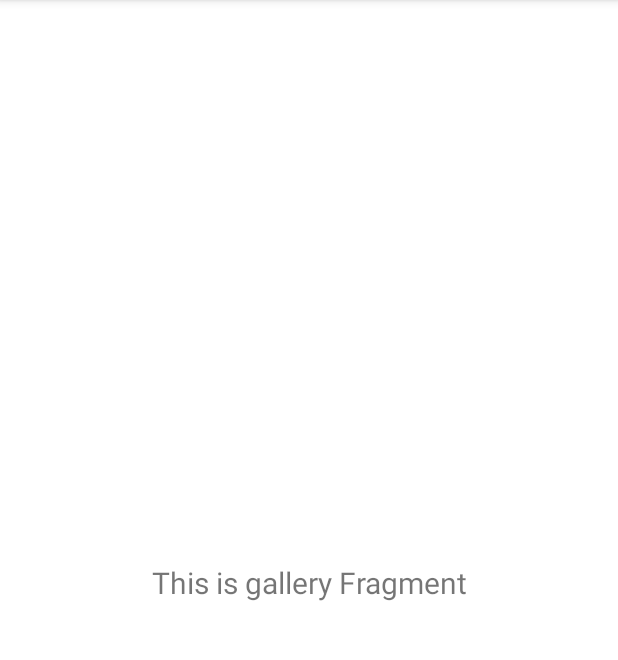
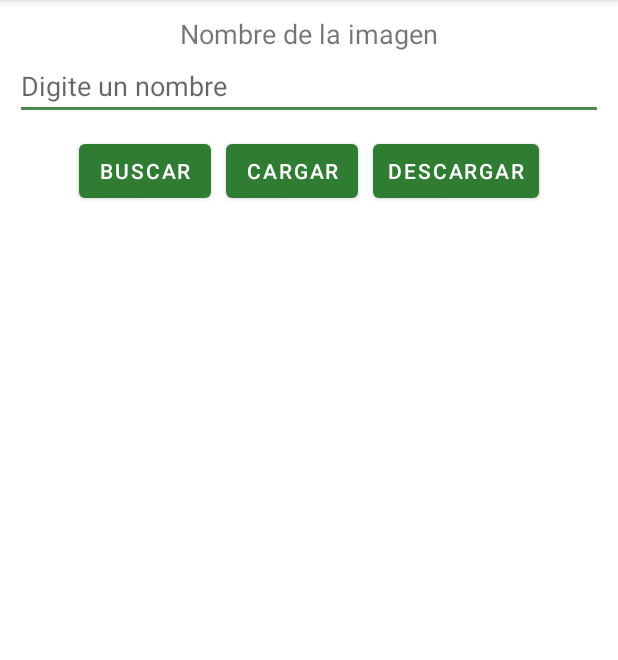
Before and after one commit to yeco96/hotelesMovil, an Android app: the fragment GalleryFragment shown on its own in the app's theme, on a phone screen of 412 x 824 dp, the part 84-744 px from its top. Run offline under Robolectric (Android 15) with nearby library versions, the phone set to English and light mode, and no system bars; our stand-ins replace Firebase (no records; nobody signed in at launch, a user with empty details on screens opened directly).

Commit message:
fragment gallery(con error)

```diff
--- a/app/src/main/java/com/sc703/proyecto/ui/gallery/GalleryFragment.kt
+++ b/app/src/main/java/com/sc703/proyecto/ui/gallery/GalleryFragment.kt
@@ -1,15 +1,25 @@
 package com.sc703.proyecto.ui.gallery
 
+import android.app.Activity
+import android.app.ProgressDialog
+import android.content.Intent
+import android.graphics.BitmapFactory
+import android.net.Uri
 import android.os.Bundle
+import android.provider.MediaStore
 import android.view.LayoutInflater
 import android.view.View
 import android.view.ViewGroup
-import android.widget.TextView
+import android.widget.*
 import androidx.fragment.app.Fragment
 import androidx.lifecycle.Observer
 import androidx.lifecycle.ViewModelProvider
+import com.google.firebase.storage.FirebaseStorage
+import com.google.firebase.storage.StorageReference
 import com.sc703.proyecto.R
 import com.sc703.proyecto.databinding.FragmentGalleryBinding
+import java.io.File
+import java.io.IOException
 
 class GalleryFragment : Fragment() {
 
@@ -20,26 +30,115 @@ class GalleryFragment : Fragment() {
     // onDestroyView.
     private val binding get() = _binding!!
 
+    private lateinit var imv_imagen: ImageView
+    private lateinit var edt_NombreImag: EditText
+    private lateinit var btn_Buscar: Button
+    private lateinit var btn_Cargar: Button
+    private lateinit var btn_Descargar: Button
+
+    //Creamos la referencia al servicio de Storage
+    private lateinit var Almacenamiento: StorageReference
+
+    //Ruta par la imagen
+    private lateinit var RutaIMG: Uri
+
+    //Asignamos un ID al proceso de busqueda
+    private val ID_Proceso = 1234
+
+
     override fun onCreateView(
-        inflater: LayoutInflater,
-        container: ViewGroup?,
-        savedInstanceState: Bundle?
-    ): View? {
-        galleryViewModel =
-            ViewModelProvider(this).get(GalleryViewModel::class.java)
+        inflater: LayoutInflater, container: ViewGroup?,
+        savedInstanceState: Bundle?): View? {
+        val root = inflater.inflate(R.layout.fragment_gallery, container, false)
 
-        _binding = FragmentGalleryBinding.inflate(inflater, container, false)
-        val root: View = binding.root
+        imv_imagen = root.findViewById(R.id.imv_Imagen)
+        edt_NombreImag = root.findViewById(R.id.edt_NombreImg)
+        btn_Buscar = root.findViewById(R.id.btn_Buscar)
+        btn_Cargar = root.findViewById(R.id.btn_Cargar)
+        btn_Descargar = root.findViewById(R.id.btn_Descargar)
 
-        val textView: TextView = binding.textGallery
-        galleryViewModel.text.observe(viewLifecycleOwner, Observer {
-            textView.text = it
-        })
+        btn_Buscar.setOnClickListener(View.OnClickListener { v -> BuscarArchivo(v) })
+        btn_Cargar.setOnClickListener(View.OnClickListener { v -> CargarArchivo(v) })
+        btn_Descargar.setOnClickListener(View.OnClickListener { DescargaArchivo() })
+
         return root
     }
 
-    override fun onDestroyView() {
-        super.onDestroyView()
-        _binding = null
+    //Funcion para abrir un explorador de archivos *** Imagenes
+    private fun BuscarArchivo(view: View){
+        val intent = Intent()
+        intent.type = "image/*"
+        intent.action = Intent.ACTION_GET_CONTENT
+        startActivityForResult(
+            Intent.createChooser(intent, "Seleccione una imagen"),ID_Proceso)
+    }
+
+    //Funcion para obtener los datos de la imagen
+    override fun onActivityResult(requestCode: Int, resultCode: Int, data: Intent?) {
+        super.onActivityResult(requestCode, resultCode, data)
+        if (requestCode == ID_Proceso && resultCode == Activity.RESULT_OK && data != null)
+            RutaIMG = data.data!!
+        try {
+            val bitmap = MediaStore.Images.Media.getBitmap(activity?.contentResolver,RutaIMG)
+            imv_imagen.setImageBitmap(bitmap)
+        }catch (e: IOException){
+            e.printStackTrace()
+            Toast.makeText(context,"No se pudo cargar la imagen seleccionada",
+                Toast.LENGTH_SHORT).show()
+        }
+    }
+
+    //Funcion para Cargar las imagenes al Storage de Firebase
+    private fun CargarArchivo (view: View){
+        Almacenamiento = FirebaseStorage.getInstance().reference.child("Imagenes")
+        if (RutaIMG != null){
+            val dialogo = ProgressDialog(context)
+            dialogo.setTitle("Progreso de Carga")
+            dialogo.show()
+
+            val ref = Almacenamiento.child(edt_NombreImag.text.toString())
+            ref.putFile(RutaIMG)
+                .addOnSuccessListener {
+                    dialogo.dismiss()
+                    Toast.makeText(context,"Imagen cargada correctamente", Toast.LENGTH_SHORT).show()
+                }
+                .addOnFailureListener {
+                    dialogo.dismiss()
+                    Toast.makeText(context, "No se pudo cargar la imagen", Toast.LENGTH_SHORT)
+                        .show()
+                }
+                .addOnProgressListener { snapshot ->
+                    val progreso = 100 * snapshot.bytesTransferred / snapshot.totalByteCount
+                    dialogo.setMessage("Progreso de carga " + progreso + "%")
+                }
+        }else{
+            Toast.makeText(context,"No se encontro una imagen para cargar", Toast.LENGTH_SHORT)
+                .show()
+        }
+    }
+
+    //Funcion para descargar las imagenes del Stotrage de Firebase
+    private fun DescargaArchivo(){
+        //Asignamos la ruta de la imagen a descargar
+        Almacenamiento = FirebaseStorage.getInstance().reference.child("Imagenes/" +
+                edt_NombreImag.text.toString())
+
+        lateinit var temporal: File
+
+        try {
+            temporal = File.createTempFile("images",".jpg")
+        }catch (e: IOException){
+            e.printStackTrace()
+        }
+        val archivoFinal = temporal
+        Almacenamiento.getFile(temporal)
+            .addOnSuccessListener {
+                val imagen = archivoFinal.absolutePath
+                imv_imagen.setImageBitmap(BitmapFactory.decodeFile(imagen))
+            }
+            .addOnFailureListener {
+                Toast.makeText(context,"La descarga del archivo ha fallado", Toast.LENGTH_SHORT)
+                    .show()
+            }
     }
 }
--- a/app/src/main/res/layout/fragment_gallery.xml
+++ b/app/src/main/res/layout/fragment_gallery.xml
@@ -1,22 +1,68 @@
 <?xml version="1.0" encoding="utf-8"?>
-<androidx.constraintlayout.widget.ConstraintLayout xmlns:android="http://schemas.android.com/apk/res/android"
+<androidx.appcompat.widget.LinearLayoutCompat
+    xmlns:android="http://schemas.android.com/apk/res/android"
     xmlns:app="http://schemas.android.com/apk/res-auto"
     xmlns:tools="http://schemas.android.com/tools"
     android:layout_width="match_parent"
     android:layout_height="match_parent"
+    android:gravity="start"
+    android:orientation="vertical"
     tools:context=".ui.gallery.GalleryFragment">
 
-    <TextView
-        android:id="@+id/text_gallery"
+    <LinearLayout
         android:layout_width="match_parent"
-        android:layout_height="wrap_content"
-        android:layout_marginStart="8dp"
-        android:layout_marginTop="8dp"
-        android:layout_marginEnd="8dp"
-        android:textAlignment="center"
-        android:textSize="20sp"
-        app:layout_constraintBottom_toBottomOf="parent"
-        app:layout_constraintEnd_toEndOf="parent"
-        app:layout_constraintStart_toStartOf="parent"
-        app:layout_constraintTop_toTopOf="parent" />
-</androidx.constraintlayout.widget.ConstraintLayout>
+        android:layout_height="match_parent"
+        android:layout_margin="10dp"
+        android:gravity="center"
+        android:orientation="vertical">
+        <TextView
+            android:layout_width="wrap_content"
+            android:layout_height="wrap_content"
+            android:text="Nombre de la imagen"
+            android:textSize="18dp"/>
+
+        <EditText
+            android:id="@+id/edt_NombreImg"
+            android:layout_width="match_parent"
+            android:layout_height="wrap_content"
+            android:hint="Digite un nombre" />
+
+        <LinearLayout
+            android:layout_width="match_parent"
+            android:layout_height="wrap_content"
+            android:gravity="center"
+            android:orientation="horizontal">
+            <Button
+                android:id="@+id/btn_Buscar"
+                android:layout_width="wrap_content"
+                android:layout_height="wrap_content"
+                android:paddingStart="10dp"
+                android:paddingEnd="10dp"
+                android:text="Buscar" />
+            <Button
+                android:id="@+id/btn_Cargar"
+                android:layout_width="wrap_content"
+                android:layout_height="wrap_content"
+                android:paddingStart="10dp"
+                android:paddingEnd="10dp"
+                android:text="Cargar"
+                android:layout_margin="10dp"/>
+            <Button
+                android:id="@+id/btn_Descargar"
+                android:layout_width="wrap_content"
+                android:layout_height="wrap_content"
+                android:paddingStart="10dp"
+                android:paddingEnd="10dp"
+                android:text="Descargar" />
+        </LinearLayout>
+
+        <LinearLayout
+            android:layout_width="match_parent"
+            android:layout_height="match_parent">
+            <ImageView
+                android:id="@+id/imv_Imagen"
+                android:layout_width="match_parent"
+                android:layout_height="match_parent" />
+        </LinearLayout>
+    </LinearLayout>
+</androidx.appcompat.widget.LinearLayoutCompat>
```
